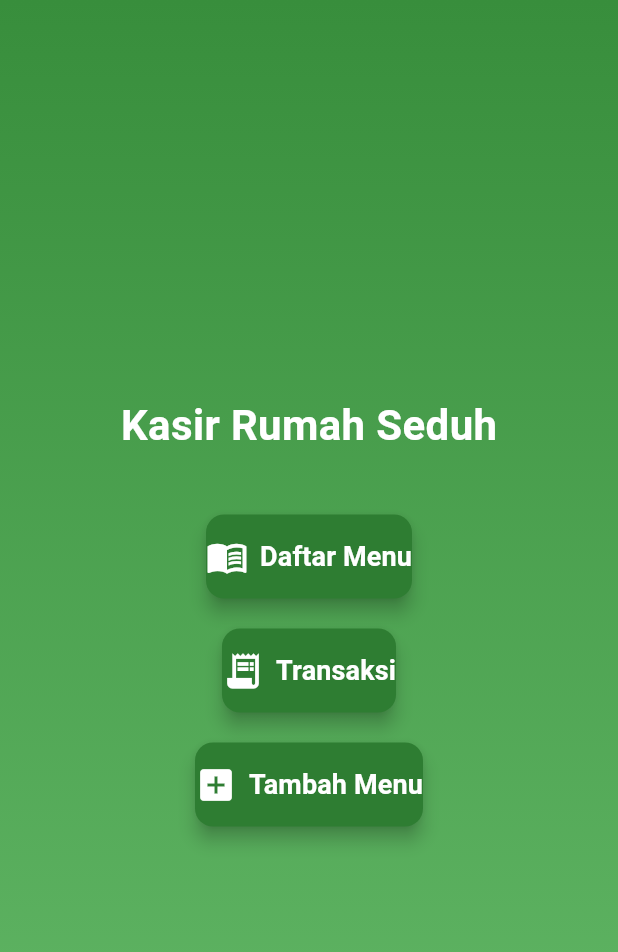
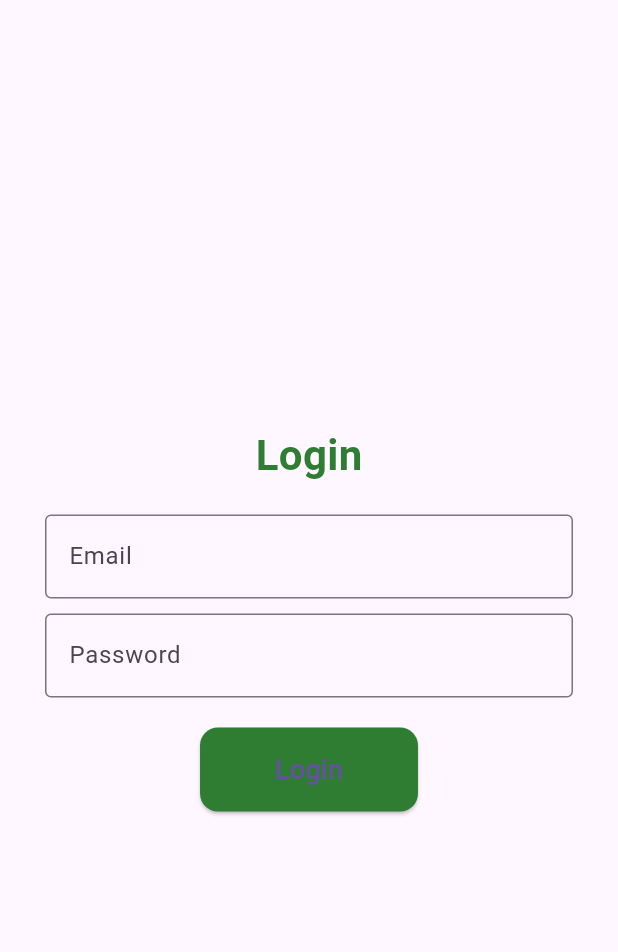
Before and after one commit to okanfdlh/aplikasi-kasir-warkop, a Flutter app: the screen it shows after launch, on a phone screen of 412 x 824 dp. Shown: the top 952 px of the screen. Run offline on Flutter 3.47's test engine with Material 3 defaults, Android fonts, the phone set to English and light mode, and no system bars; our stand-ins replace dio, get, shared_preferences.

Commit message:
update menu controller

```diff
--- a/lib/controllers/menu_controller.dart
+++ b/lib/controllers/menu_controller.dart
@@ -19,7 +19,7 @@ class MenuController extends GetxController {
   void fetchProducts() async {
     try {
       isLoading(true);
-      var response = await http.get(Uri.parse("https://rumahseduh.wuaze.com/api/products"));
+      var response = await http.get(Uri.parse("http://192.168.1.10:8000//api/products"));
 
       if (response.statusCode == 200) {
         var data = json.decode(response.body);
@@ -59,7 +59,7 @@ class MenuController extends GetxController {
   void fetchProducts() async {
   try {
     isLoading(true);
-    var response = await http.get(Uri.parse("https://rumahseduh.wuaze.com/api/products"));
+    var response = await http.get(Uri.parse("http://192.168.1.10:8000//api/products"));
     print("Response Status Code: ${response.statusCode}");
     print("Response Body: ${response.body}");
 
--- a/lib/main.dart
+++ b/lib/main.dart
@@ -1,4 +1,5 @@
 import 'package:flutter/material.dart';
+import 'package:shared_preferences/shared_preferences.dart';
 import 'package:coba1/views/menu_page.dart';
 import 'package:coba1/views/transaksi_page.dart';
 import 'package:coba1/views/tambah_menu_page.dart';
@@ -13,15 +14,123 @@ class MyApp extends StatelessWidget {
     return MaterialApp(
       debugShowCheckedModeBanner: false,
       theme: ThemeData(
-        primarySwatch: Colors.green, // Warna utama aplikasi
-        fontFamily: 'Roboto', // Font modern
+        primarySwatch: Colors.green,
+        fontFamily: 'Roboto',
       ),
-      home: HomePage(),
+      home: AuthCheck(), // Cek apakah user sudah login
     );
   }
 }
 
+// 🔑 Cek apakah user sudah login
+class AuthCheck extends StatefulWidget {
+  @override
+  _AuthCheckState createState() => _AuthCheckState();
+}
+
+class _AuthCheckState extends State<AuthCheck> {
+  bool _isLoggedIn = false;
+
+  @override
+  void initState() {
+    super.initState();
+    _checkLoginStatus();
+  }
+
+  Future<void> _checkLoginStatus() async {
+    SharedPreferences prefs = await SharedPreferences.getInstance();
+    bool loggedIn = prefs.getBool("isLoggedIn") ?? false;
+    setState(() {
+      _isLoggedIn = loggedIn;
+    });
+  }
+
+  @override
+  Widget build(BuildContext context) {
+    return _isLoggedIn ? HomePage() : LoginPage();
+  }
+}
+
+// 🔑 Halaman Login
+class LoginPage extends StatefulWidget {
+  @override
+  _LoginPageState createState() => _LoginPageState();
+}
+
+class _LoginPageState extends State<LoginPage> {
+  final TextEditingController emailController = TextEditingController();
+  final TextEditingController passwordController = TextEditingController();
+  final GlobalKey<FormState> _formKey = GlobalKey<FormState>();
+
+  Future<void> _login() async {
+    if (_formKey.currentState!.validate()) {
+      SharedPreferences prefs = await SharedPreferences.getInstance();
+      await prefs.setBool("isLoggedIn", true);
+      Navigator.pushReplacement(context, MaterialPageRoute(builder: (context) => HomePage()));
+    }
+  }
+
+  @override
+  Widget build(BuildContext context) {
+    return Scaffold(
+      body: Center(
+        child: Padding(
+          padding: EdgeInsets.symmetric(horizontal: 30),
+          child: Form(
+            key: _formKey,
+            child: Column(
+              mainAxisAlignment: MainAxisAlignment.center,
+              children: [
+                Text(
+                  "Login",
+                  style: TextStyle(fontSize: 28, fontWeight: FontWeight.bold, color: Colors.green.shade800),
+                ),
+                SizedBox(height: 20),
+                TextFormField(
+                  controller: emailController,
+                  decoration: InputDecoration(
+                    labelText: "Email",
+                    border: OutlineInputBorder(),
+                  ),
+                  validator: (value) => value!.isEmpty ? "Email tidak boleh kosong" : null,
+                ),
+                SizedBox(height: 10),
+                TextFormField(
+                  controller: passwordController,
+                  obscureText: true,
+                  decoration: InputDecoration(
+                    labelText: "Password",
+                    border: OutlineInputBorder(),
+                  ),
+                  validator: (value) => value!.isEmpty ? "Password tidak boleh kosong" : null,
+                ),
+                SizedBox(height: 20),
+                ElevatedButton(
+                  onPressed: _login,
+                  child: Text("Login", style: TextStyle(fontSize: 18)),
+                  style: ElevatedButton.styleFrom(
+                    backgroundColor: Colors.green.shade800,
+                    padding: EdgeInsets.symmetric(horizontal: 50, vertical: 15),
+                    shape: RoundedRectangleBorder(borderRadius: BorderRadius.circular(12)),
+                  ),
+                ),
+              ],
+            ),
+          ),
+        ),
+      ),
+    );
+  }
+}
+
+// 🏠 Halaman Utama setelah login
 class HomePage extends StatelessWidget {
+  Future<void> _logout(BuildContext context) async {
+    SharedPreferences prefs = await SharedPreferences.getInstance();
+    await prefs.setBool("isLoggedIn", false);
+    Navigator.pushReplacement(context, MaterialPageRoute(builder: (context) => LoginPage()));
+  }
+
   @override
   Widget build(BuildContext context) {
     return Scaffold(
@@ -39,11 +148,7 @@ class HomePage extends StatelessWidget {
           children: [
             Text(
               "Kasir Rumah Seduh",
-              style: TextStyle(
-                fontSize: 28,
-                fontWeight: FontWeight.bold,
-                color: Colors.white,
-              ),
+              style: TextStyle(fontSize: 28, fontWeight: FontWeight.bold, color: Colors.white),
             ),
             SizedBox(height: 30),
 
@@ -67,6 +172,19 @@ class HomePage extends StatelessWidget {
               context: context,
               page: TambahMenuPage(),
             ),
+
+            SizedBox(height: 20),
+
+            ElevatedButton.icon(
+              onPressed: () => _logout(context),
+              icon: Icon(Icons.logout, color: Colors.white),
+              label: Text("Logout", style: TextStyle(color: Colors.white, fontSize: 16)),
+              style: ElevatedButton.styleFrom(
+                backgroundColor: Colors.red,
+                padding: EdgeInsets.symmetric(vertical: 14, horizontal: 30),
+                shape: RoundedRectangleBorder(borderRadius: BorderRadius.circular(12)),
+              ),
+            ),
           ],
         ),
       ),
@@ -81,10 +199,7 @@ class HomePage extends StatelessWidget {
           Navigator.push(context, MaterialPageRoute(builder: (context) => page));
         },
         icon: Icon(icon, size: 28, color: Colors.white),
-        label: Text(
-          label,
-          style: TextStyle(fontSize: 18, fontWeight: FontWeight.bold, color: Colors.white),
-        ),
+        label: Text(label, style: TextStyle(fontSize: 18, fontWeight: FontWeight.bold, color: Colors.white)),
         style: ElevatedButton.styleFrom(
           backgroundColor: Colors.green.shade800,
           padding: EdgeInsets.symmetric(vertical: 14),
--- a/pubspec.yaml
+++ b/pubspec.yaml
@@ -40,6 +40,7 @@ dependencies:
   intl: ^0.20.2
   mysql1: ^0.19.2
   dio: ^5.8.0+1
+  shared_preferences: ^2.5.2
 
 dev_dependencies:
   flutter_test:
```
Also changed, not shown: pubspec.lock, 1 other file.
